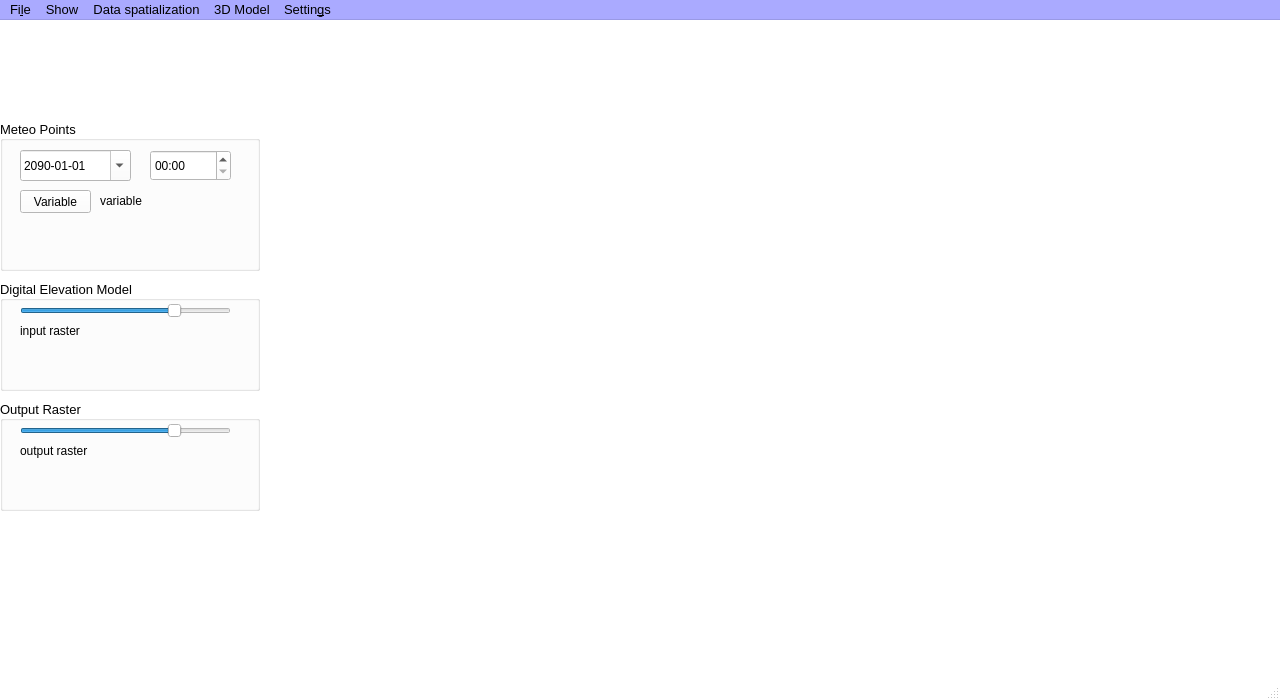
Old version of the form bin/CRITERIA3D/mainwindow.ui in the repository gaowudao/CRITERIA3D.
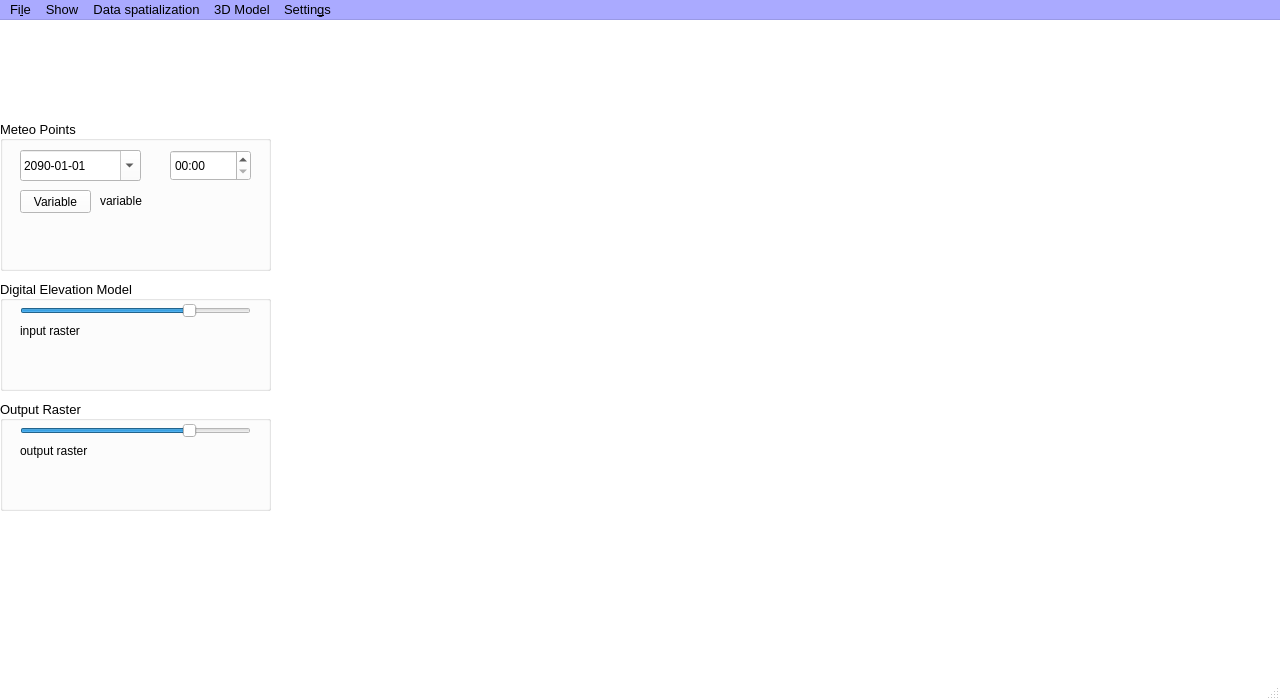
New version of the form.

What changed in the file:
```diff
--- a/bin/CRITERIA3D/mainwindow.ui
+++ b/bin/CRITERIA3D/mainwindow.ui
@@ -485,9 +485,9 @@
    <widget class="QWidget" name="widgetMap" native="true">
     <property name="geometry">
      <rect>
-      <x>270</x>
+      <x>290</x>
       <y>40</y>
-      <width>741</width>
+      <width>721</width>
       <height>491</height>
      </rect>
     </property>
@@ -505,7 +505,7 @@
      <rect>
       <x>0</x>
       <y>260</y>
-      <width>260</width>
+      <width>271</width>
       <height>111</height>
      </rect>
     </property>
@@ -975,7 +975,7 @@
       <rect>
        <x>20</x>
        <y>20</y>
-       <width>211</width>
+       <width>231</width>
        <height>22</height>
       </rect>
      </property>
@@ -1012,7 +1012,7 @@
       <rect>
        <x>1</x>
        <y>60</y>
-       <width>256</width>
+       <width>266</width>
        <height>42</height>
       </rect>
      </property>
@@ -1032,7 +1032,7 @@
       <rect>
        <x>20</x>
        <y>40</y>
-       <width>221</width>
+       <width>241</width>
        <height>21</height>
       </rect>
      </property>
@@ -1090,7 +1090,7 @@
      <rect>
       <x>0</x>
       <y>380</y>
-      <width>260</width>
+      <width>271</width>
       <height>111</height>
      </rect>
     </property>
@@ -1560,7 +1560,7 @@
       <rect>
        <x>20</x>
        <y>20</y>
-       <width>211</width>
+       <width>231</width>
        <height>22</height>
       </rect>
      </property>
@@ -1597,7 +1597,7 @@
       <rect>
        <x>1</x>
        <y>60</y>
-       <width>256</width>
+       <width>266</width>
        <height>42</height>
       </rect>
      </property>
@@ -1617,7 +1617,7 @@
       <rect>
        <x>20</x>
        <y>40</y>
-       <width>221</width>
+       <width>241</width>
        <height>21</height>
       </rect>
      </property>
@@ -1675,7 +1675,7 @@
      <rect>
       <x>0</x>
       <y>100</y>
-      <width>260</width>
+      <width>271</width>
       <height>151</height>
      </rect>
     </property>
@@ -2142,7 +2142,7 @@
       <rect>
        <x>20</x>
        <y>30</y>
-       <width>111</width>
+       <width>121</width>
        <height>31</height>
       </rect>
      </property>
@@ -2274,7 +2274,7 @@
     <widget class="QTimeEdit" name="timeEdit">
      <property name="geometry">
       <rect>
-       <x>150</x>
+       <x>170</x>
        <y>30</y>
        <width>81</width>
        <height>31</height>
@@ -2387,7 +2387,7 @@
       <rect>
        <x>100</x>
        <y>70</y>
-       <width>151</width>
+       <width>171</width>
        <height>21</height>
       </rect>
      </property>
@@ -2444,7 +2444,7 @@
       <rect>
        <x>1</x>
        <y>100</y>
-       <width>256</width>
+       <width>266</width>
        <height>42</height>
       </rect>
      </property>
```
Left out of the diff: 2 changed lines with no effect on the pictures.
